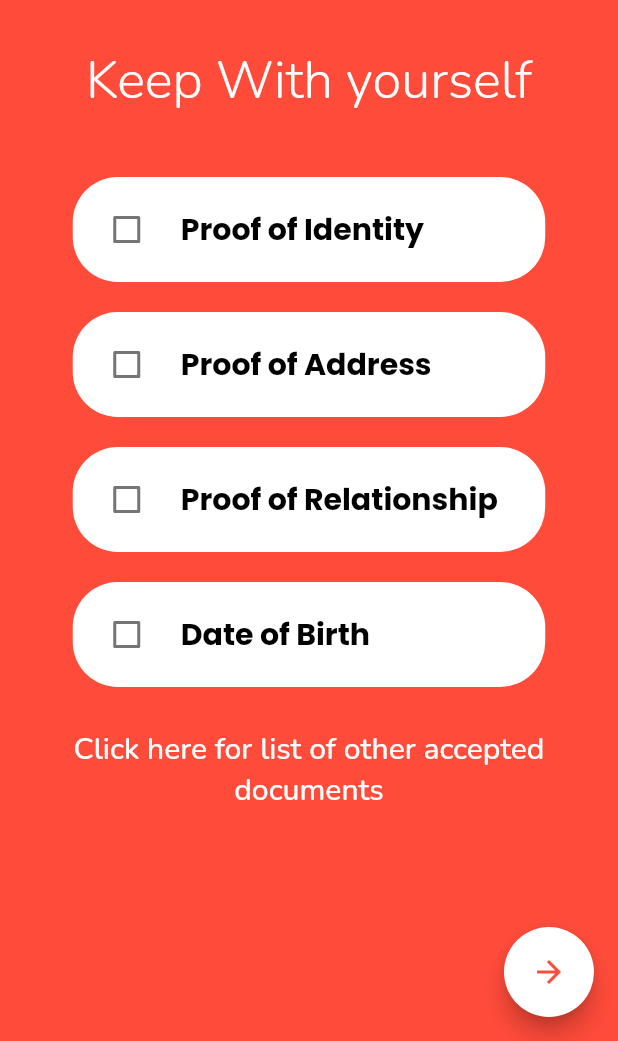
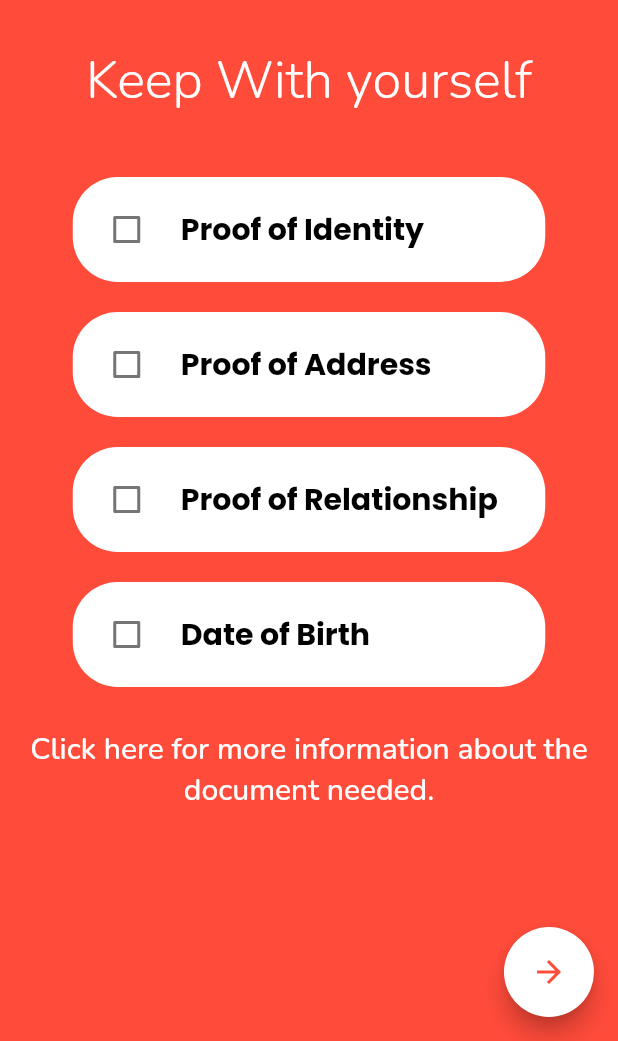
Before and after one commit to wersharks/mera_aadhar, a Flutter app: the DocumentCheckPage screen opened directly, on a phone screen of 412 x 824 dp, the part 195-1236 px from its top. Run offline on Flutter 3.47's test engine with Material 2 defaults, Android fonts, the phone set to English and light mode, and no system bars; our stand-ins replace cloud_firestore, date_picker_timeline, firebase_auth, firebase_core, firebase_database, firebase_messaging and 10 more; missing offline and left inert: dart:ffi, flutter_map_marker_popup, mapmyindia_gl, otp_autofill; accounts and stored records are empty.

Commit message:
minor change

```diff
--- a/lib/screens/documentCheckPage.dart
+++ b/lib/screens/documentCheckPage.dart
@@ -180,7 +180,7 @@ class _DocumentCheckPageState extends State<DocumentCheckPage> {
             TextButton(
               onPressed: () {},
               child: Text(
-                'Click here for list of other accepted documents',
+                'Click here for more information about the document needed.',
                 style: GoogleFonts.nunito(
                   textStyle: TextStyle(fontSize: 20, color: Colors.white),
                 ),
```
